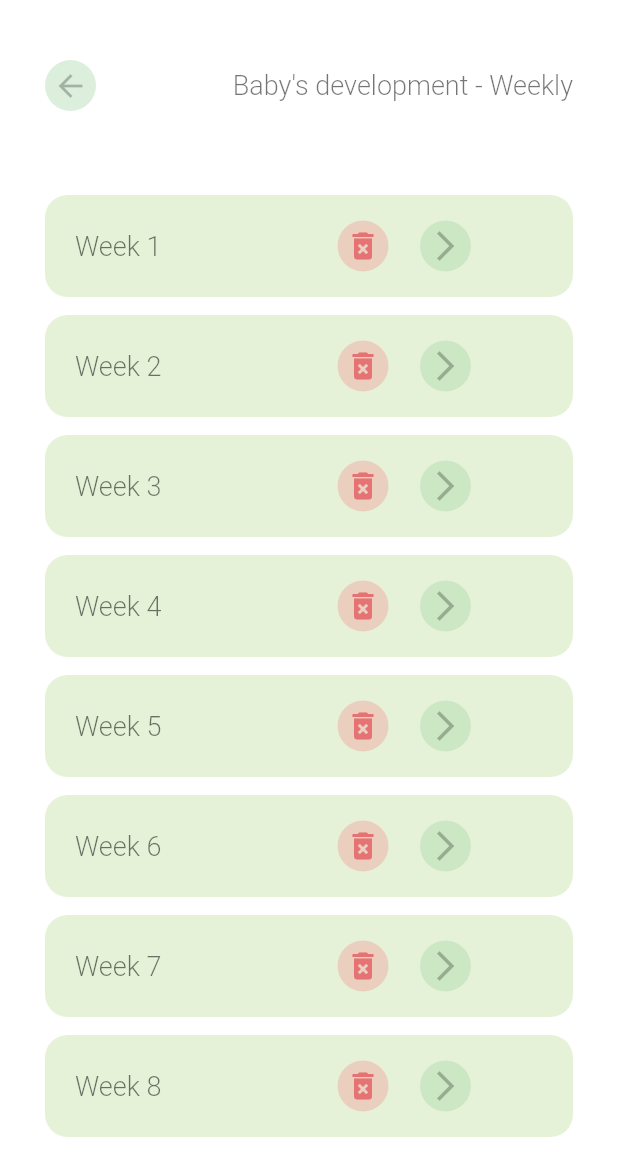
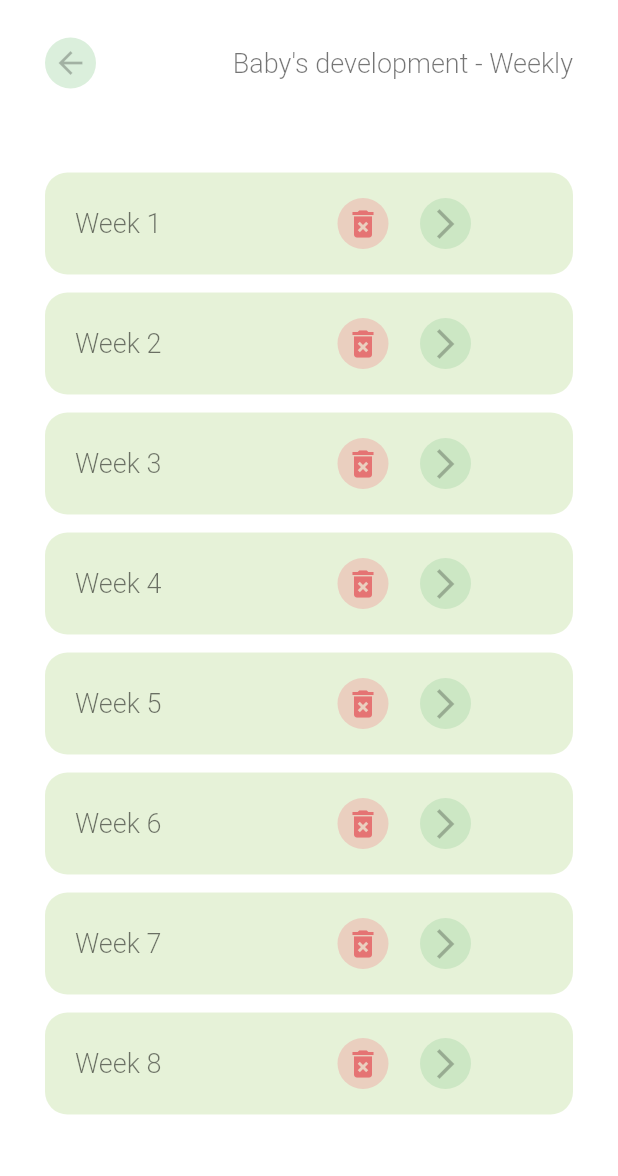
Before and after one commit to chanakaCP/pregnany_tracking_app-admin, a Flutter app: the BabysDev screen opened by its route, on a phone screen of 412 x 824 dp. Shown: the top 1176 px of the screen. Run offline on Flutter 3.47's test engine with Material 2 defaults, Android fonts, the phone set to English and light mode, and no system bars; our stand-ins replace cloud_firestore, firebase_core; accounts and stored records are empty.

Commit message:
Implement baby development screen

```diff
--- a/lib/Screens/admin/babysDev/babysDev.dart
+++ b/lib/Screens/admin/babysDev/babysDev.dart
@@ -1,7 +1,6 @@
 import 'package:flutter/material.dart';
 import 'package:mama_k_app_admin/Screens/admin/babysDev/babyDevAdd.dart';
 import 'package:mama_k_app_admin/Screens/admin/babysDev/deleteBabyWeek.dart';
-import 'package:mama_k_app_admin/models/babyModel.dart';
 import 'package:mama_k_app_admin/services/databaseService.dart';
 
 class BabysDev extends StatefulWidget {
@@ -13,17 +12,12 @@ class _BabysDevState extends State<BabysDev> {
   DatabaseService _databaseService = DatabaseService();
 
   @override
-  void initState() {
-    super.initState();
-  }
-
-  @override
   Widget build(BuildContext context) {
     return SafeArea(
       child: Scaffold(
         body: SingleChildScrollView(
           child: Container(
-            padding: EdgeInsets.only(top: 40.0, left: 30.0, right: 30.0),
+            padding: EdgeInsets.only(top: 25.0, left: 30.0, right: 30.0),
             width: double.infinity,
             child: Column(
               children: <Widget>[
```
